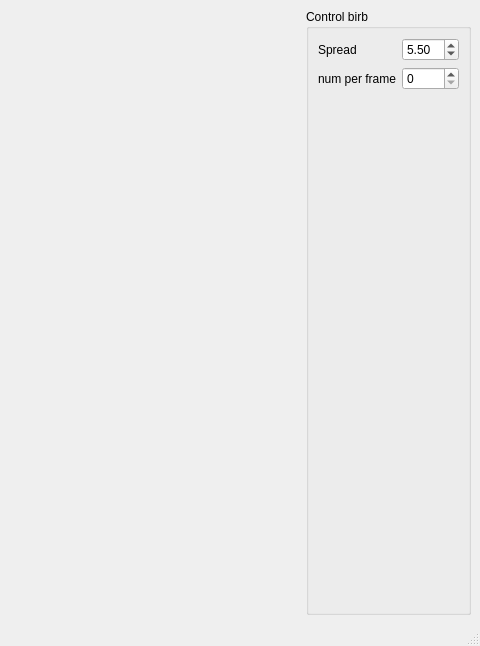
NCCA/programming-project-commedescode, file birb/ui/MainWindow.ui: the form before one commit; both pictures show x 509 to 989 and y 0 to 646 of the 989 by 646 pixel window.
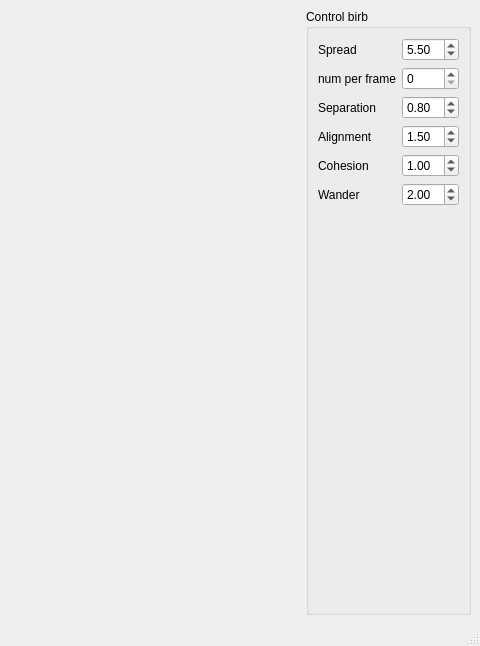
The form after the commit.

What changed in the file:
```diff
--- a/birb/ui/MainWindow.ui
+++ b/birb/ui/MainWindow.ui
@@ -38,32 +38,6 @@
          </property>
         </widget>
        </item>
-       <item row="3" column="1">
-        <spacer name="verticalSpacer">
-         <property name="orientation">
-          <enum>Qt::Vertical</enum>
-         </property>
-         <property name="sizeHint" stdset="0">
-          <size>
-           <width>20</width>
-           <height>40</height>
-          </size>
-         </property>
-        </spacer>
-       </item>
-       <item row="4" column="1">
-        <spacer name="verticalSpacer_2">
-         <property name="orientation">
-          <enum>Qt::Vertical</enum>
-         </property>
-         <property name="sizeHint" stdset="0">
-          <size>
-           <width>20</width>
-           <height>40</height>
-          </size>
-         </property>
-        </spacer>
-       </item>
        <item row="2" column="1">
         <widget class="QSpinBox" name="m_numPerFrame">
          <property name="minimum">
@@ -81,6 +55,124 @@
          </property>
         </widget>
        </item>
+       <item row="3" column="0">
+        <widget class="QLabel" name="label_3">
+         <property name="text">
+          <string>Separation</string>
+         </property>
+        </widget>
+       </item>
+       <item row="3" column="1">
+        <widget class="QDoubleSpinBox" name="m_separationSlider">
+         <property name="minimum">
+          <double>0.000000000000000</double>
+         </property>
+         <property name="maximum">
+          <double>5.000000000000000</double>
+         </property>
+         <property name="singleStep">
+          <double>0.100000000000000</double>
+         </property>
+         <property name="value">
+          <double>0.800000000000000</double>
+         </property>
+        </widget>
+       </item>
+       <item row="4" column="0">
+        <widget class="QLabel" name="label_4">
+         <property name="text">
+          <string>Alignment</string>
+         </property>
+        </widget>
+       </item>
+       <item row="4" column="1">
+        <widget class="QDoubleSpinBox" name="m_alignmentSlider">
+         <property name="minimum">
+          <double>0.000000000000000</double>
+         </property>
+         <property name="maximum">
+          <double>5.000000000000000</double>
+         </property>
+         <property name="singleStep">
+          <double>0.100000000000000</double>
+         </property>
+         <property name="value">
+          <double>1.500000000000000</double>
+         </property>
+        </widget>
+       </item>
+       <item row="5" column="0">
+        <widget class="QLabel" name="label_5">
+         <property name="text">
+          <string>Cohesion</string>
+         </property>
+        </widget>
+       </item>
+       <item row="5" column="1">
+        <widget class="QDoubleSpinBox" name="m_cohesionSlider">
+         <property name="minimum">
+          <double>0.000000000000000</double>
+         </property>
+         <property name="maximum">
+          <double>5.000000000000000</double>
+         </property>
+         <property name="singleStep">
+          <double>0.100000000000000</double>
+         </property>
+         <property name="value">
+          <double>1.000000000000000</double>
+         </property>
+        </widget>
+       </item>
+       <item row="6" column="0">
+        <widget class="QLabel" name="label_6">
+         <property name="text">
+          <string>Wander</string>
+         </property>
+        </widget>
+       </item>
+       <item row="6" column="1">
+        <widget class="QDoubleSpinBox" name="m_wanderSlider">
+         <property name="minimum">
+          <double>0.000000000000000</double>
+         </property>
+         <property name="maximum">
+          <double>5.000000000000000</double>
+         </property>
+         <property name="singleStep">
+          <double>0.100000000000000</double>
+         </property>
+         <property name="value">
+          <double>2.000000000000000</double>
+         </property>
+        </widget>
+       </item>
+       <item row="7" column="1">
+        <spacer name="verticalSpacer">
+         <property name="orientation">
+          <enum>Qt::Vertical</enum>
+         </property>
+         <property name="sizeHint" stdset="0">
+          <size>
+           <width>20</width>
+           <height>40</height>
+          </size>
+         </property>
+        </spacer>
+       </item>
+       <item row="8" column="1">
+        <spacer name="verticalSpacer_2">
+         <property name="orientation">
+          <enum>Qt::Vertical</enum>
+         </property>
+         <property name="sizeHint" stdset="0">
+          <size>
+           <width>20</width>
+           <height>40</height>
+          </size>
+         </property>
+        </spacer>
+       </item>
       </layout>
      </widget>
     </item>
```
